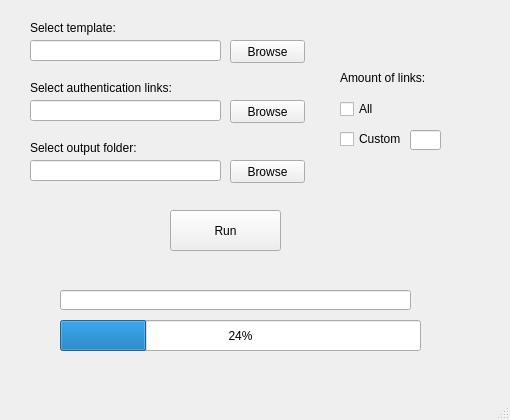
Old version of the form stiqr.ui in the repository waskor/Oqra.
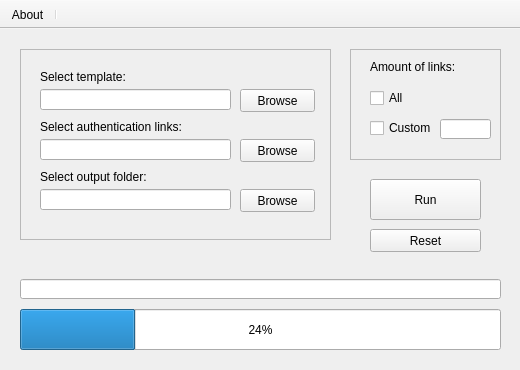
New version of the form. Icons and pictures are not drawn.

```diff
--- a/stiqr.ui
+++ b/stiqr.ui
@@ -6,41 +6,87 @@
    <rect>
     <x>0</x>
     <y>0</y>
-    <width>510</width>
-    <height>420</height>
+    <width>520</width>
+    <height>370</height>
    </rect>
   </property>
+  <property name="sizePolicy">
+   <sizepolicy hsizetype="Fixed" vsizetype="Fixed">
+    <horstretch>0</horstretch>
+    <verstretch>0</verstretch>
+   </sizepolicy>
+  </property>
+  <property name="minimumSize">
+   <size>
+    <width>520</width>
+    <height>370</height>
+   </size>
+  </property>
+  <property name="maximumSize">
+   <size>
+    <width>520</width>
+    <height>370</height>
+   </size>
+  </property>
   <property name="windowTitle">
    <string>MainWindow</string>
   </property>
   <widget class="QWidget" name="centralwidget">
-   <widget class="QPushButton" name="browse1">
+   <widget class="QProgressBar" name="progressBar">
     <property name="geometry">
      <rect>
-      <x>230</x>
-      <y>40</y>
-      <width>75</width>
-      <height>23</height>
+      <x>20</x>
+      <y>280</y>
+      <width>481</width>
+      <height>41</height>
+     </rect>
+    </property>
+    <property name="value">
+     <number>24</number>
+    </property>
+   </widget>
+   <widget class="QPushButton" name="runbutton">
+    <property name="geometry">
+     <rect>
+      <x>370</x>
+      <y>150</y>
+      <width>111</width>
+      <height>41</height>
      </rect>
     </property>
     <property name="text">
-     <string>Browse</string>
+     <string>Run</string>
     </property>
    </widget>
-   <widget class="QLineEdit" name="browsepath1">
+   <widget class="QLineEdit" name="loadingline">
     <property name="geometry">
      <rect>
-      <x>30</x>
-      <y>40</y>
-      <width>191</width>
-      <height>21</height>
+      <x>20</x>
+      <y>250</y>
+      <width>481</width>
+      <height>20</height>
      </rect>
     </property>
    </widget>
+   <widget class="QFrame" name="frame">
+    <property name="geometry">
+     <rect>
+      <x>20</x>
+      <y>20</y>
+      <width>311</width>
+      <height>191</height>
+     </rect>
+    </property>
+    <property name="frameShape">
+     <enum>QFrame::StyledPanel</enum>
+    </property>
+    <property name="frameShadow">
+     <enum>QFrame::Raised</enum>
+    </property>
    <widget class="QLabel" name="label">
     <property name="geometry">
      <rect>
-      <x>30</x>
+       <x>20</x>
       <y>20</y>
       <width>151</width>
       <height>16</height>
@@ -50,11 +96,44 @@
      <string>Select template:</string>
     </property>
    </widget>
+    <widget class="QPushButton" name="browse1">
+     <property name="geometry">
+      <rect>
+       <x>220</x>
+       <y>40</y>
+       <width>75</width>
+       <height>23</height>
+      </rect>
+     </property>
+     <property name="text">
+      <string>Browse</string>
+     </property>
+    </widget>
+    <widget class="QLineEdit" name="browsepath1">
+     <property name="geometry">
+      <rect>
+       <x>20</x>
+       <y>40</y>
+       <width>191</width>
+       <height>21</height>
+      </rect>
+     </property>
+    </widget>
+    <widget class="QLineEdit" name="browsepath2">
+     <property name="geometry">
+      <rect>
+       <x>20</x>
+       <y>90</y>
+       <width>191</width>
+       <height>21</height>
+      </rect>
+     </property>
+    </widget>
    <widget class="QLabel" name="label_2">
     <property name="geometry">
      <rect>
-      <x>30</x>
-      <y>80</y>
+       <x>20</x>
+       <y>70</y>
       <width>151</width>
       <height>16</height>
      </rect>
@@ -66,8 +145,8 @@
    <widget class="QPushButton" name="browse2">
     <property name="geometry">
      <rect>
-      <x>230</x>
-      <y>100</y>
+       <x>220</x>
+       <y>90</y>
       <width>75</width>
       <height>23</height>
      </rect>
@@ -76,21 +155,73 @@
      <string>Browse</string>
     </property>
    </widget>
-   <widget class="QLineEdit" name="browsepath2">
+    <widget class="QLabel" name="label_4">
     <property name="geometry">
      <rect>
-      <x>30</x>
-      <y>100</y>
+       <x>20</x>
+       <y>120</y>
+       <width>151</width>
+       <height>16</height>
+      </rect>
+     </property>
+     <property name="text">
+      <string>Select output folder:</string>
+     </property>
+    </widget>
+    <widget class="QLineEdit" name="browsepath3">
+     <property name="geometry">
+      <rect>
+       <x>20</x>
+       <y>140</y>
       <width>191</width>
       <height>21</height>
+      </rect>
+     </property>
+    </widget>
+    <widget class="QPushButton" name="browse3">
+     <property name="geometry">
+      <rect>
+       <x>220</x>
+       <y>140</y>
+       <width>75</width>
+       <height>23</height>
+      </rect>
+     </property>
+     <property name="text">
+      <string>Browse</string>
+     </property>
+    </widget>
+   </widget>
+   <widget class="QFrame" name="frame_2">
+    <property name="geometry">
+     <rect>
+      <x>350</x>
+      <y>20</y>
+      <width>151</width>
+      <height>111</height>
+     </rect>
+    </property>
+    <property name="frameShape">
+     <enum>QFrame::StyledPanel</enum>
+    </property>
+    <property name="frameShadow">
+     <enum>QFrame::Raised</enum>
+    </property>
+    <widget class="QLineEdit" name="customline">
+     <property name="geometry">
+      <rect>
+       <x>90</x>
+       <y>70</y>
+       <width>51</width>
+       <height>20</height>
      </rect>
     </property>
    </widget>
    <widget class="QCheckBox" name="checkboxall">
     <property name="geometry">
      <rect>
-      <x>340</x>
-      <y>100</y>
+       <x>20</x>
+       <y>40</y>
       <width>64</width>
       <height>18</height>
      </rect>
@@ -102,8 +233,8 @@
    <widget class="QCheckBox" name="checkboxcustom">
     <property name="geometry">
      <rect>
-      <x>340</x>
-      <y>130</y>
+       <x>20</x>
+       <y>70</y>
       <width>64</width>
       <height>18</height>
      </rect>
@@ -112,37 +243,11 @@
      <string>Custom</string>
     </property>
    </widget>
-   <widget class="QProgressBar" name="progressBar">
-    <property name="geometry">
-     <rect>
-      <x>60</x>
-      <y>320</y>
-      <width>361</width>
-      <height>31</height>
-     </rect>
-    </property>
-    <property name="value">
-     <number>24</number>
-    </property>
-   </widget>
-   <widget class="QPushButton" name="runbutton">
-    <property name="geometry">
-     <rect>
-      <x>170</x>
-      <y>210</y>
-      <width>111</width>
-      <height>41</height>
-     </rect>
-    </property>
-    <property name="text">
-     <string>Run</string>
-    </property>
-   </widget>
    <widget class="QLabel" name="label_3">
     <property name="geometry">
      <rect>
-      <x>340</x>
-      <y>70</y>
+       <x>20</x>
+       <y>10</y>
       <width>101</width>
       <height>16</height>
      </rect>
@@ -151,60 +256,18 @@
      <string>Amount of links:</string>
     </property>
    </widget>
-   <widget class="QLineEdit" name="customline">
-    <property name="geometry">
-     <rect>
-      <x>410</x>
-      <y>130</y>
-      <width>31</width>
-      <height>20</height>
-     </rect>
-    </property>
    </widget>
-   <widget class="QLineEdit" name="loadingline">
+   <widget class="QPushButton" name="resetbutton">
     <property name="geometry">
      <rect>
-      <x>60</x>
-      <y>290</y>
-      <width>351</width>
-      <height>20</height>
-     </rect>
-    </property>
-   </widget>
-   <widget class="QPushButton" name="browse3">
-    <property name="geometry">
-     <rect>
-      <x>230</x>
-      <y>160</y>
-      <width>75</width>
+      <x>370</x>
+      <y>200</y>
+      <width>111</width>
       <height>23</height>
      </rect>
     </property>
     <property name="text">
-     <string>Browse</string>
-    </property>
-   </widget>
-   <widget class="QLabel" name="label_4">
-    <property name="geometry">
-     <rect>
-      <x>30</x>
-      <y>140</y>
-      <width>151</width>
-      <height>16</height>
-     </rect>
-    </property>
-    <property name="text">
-     <string>Select output folder:</string>
-    </property>
-   </widget>
-   <widget class="QLineEdit" name="browsepath3">
-    <property name="geometry">
-     <rect>
-      <x>30</x>
-      <y>160</y>
-      <width>191</width>
-      <height>21</height>
-     </rect>
+     <string>Reset</string>
     </property>
    </widget>
   </widget>
@@ -218,8 +281,35 @@
     </rect>
    </property>
   </widget>
-  <widget class="QStatusBar" name="statusbar"/>
- </widget>
- <resources/>
+  <widget class="QToolBar" name="toolBar">
+   <property name="windowTitle">
+    <string>toolBar</string>
+   </property>
+   <property name="movable">
+    <bool>false</bool>
+   </property>
+   <attribute name="toolBarArea">
+    <enum>TopToolBarArea</enum>
+   </attribute>
+   <attribute name="toolBarBreak">
+    <bool>false</bool>
+   </attribute>
+   <addaction name="actionAbout"/>
+   <addaction name="separator"/>
+  </widget>
+  <action name="actionAbout">
+   <property name="text">
+    <string>About</string>
+   </property>
+  </action>
+  <action name="actionReset">
+   <property name="text">
+    <string>Reset</string>
+   </property>
+  </action>
+ </widget>
+ <resources>
+  <include location="../../Python/grollz/test.qrc"/>
+ </resources>
  <connections/>
 </ui>
```
Left out of the diff: 8 changed lines with no effect on the pictures. Lines whose indentation alone changed are shown as unchanged.
